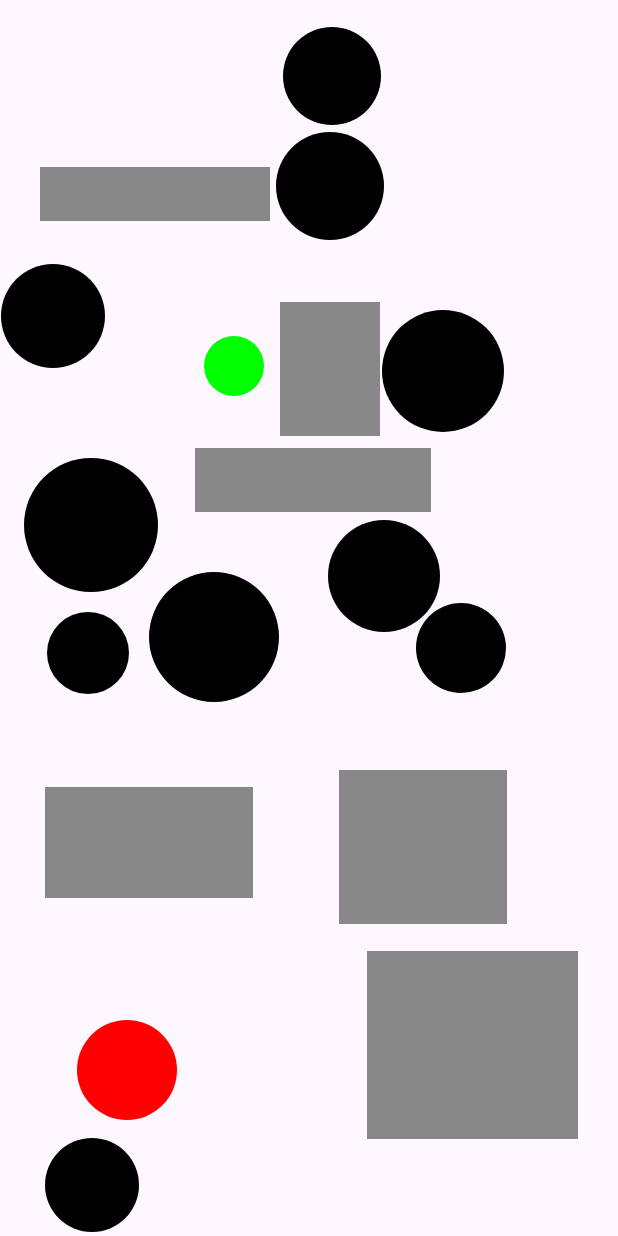
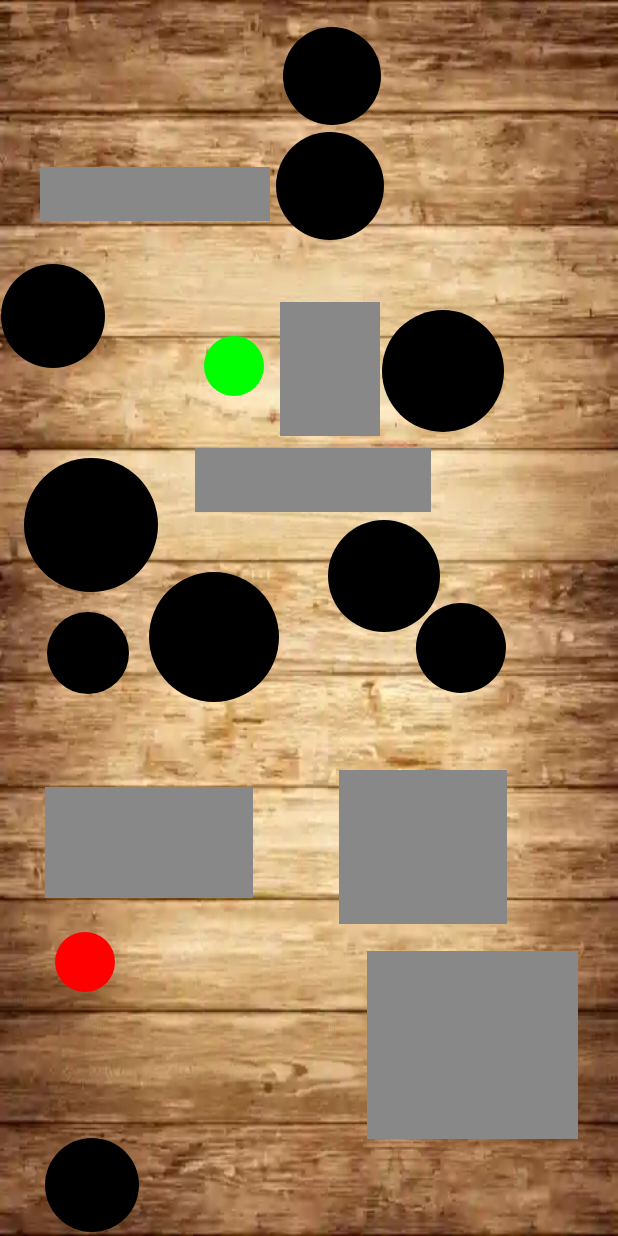
Before and after one commit to ivanjocc/Labyrinth_Mobile-2-Java, an Android app: the GameActivity screen opened directly, with no data from a screen before it, on a phone screen of 412 x 824 dp. Run offline under Robolectric (Android 15) with nearby library versions, the phone set to English and light mode, and no system bars.

Commit message:
add background

```diff
--- a/app/src/main/java/com/example/labyrinthe/GameView.java
+++ b/app/src/main/java/com/example/labyrinthe/GameView.java
@@ -15,6 +15,9 @@ import android.view.MotionEvent;
 import android.view.View;
 import android.view.WindowManager;
 import android.widget.Toast;
+import android.graphics.drawable.Drawable;
+
+import androidx.core.content.ContextCompat;
 
 import java.util.Random;
 
@@ -24,7 +27,7 @@ public class GameView extends View implements SensorEventListener {
     private float ax = 0, ay = 0;
     private int screenWidth, screenHeight;
     private Random random = new Random();
-
+    private Drawable background;
     private Goal goal;
     private Labyrinth labyrinth;
     private Ball ball;
@@ -34,6 +37,9 @@ public class GameView extends View implements SensorEventListener {
         setupScreenDimensions();
         initGameComponents();
         setupAccelerometer(context);
+
+        background = ContextCompat.getDrawable(context, R.drawable.game_background);
+        setBackground(background);
     }
 
     private void setupScreenDimensions() {
@@ -47,7 +53,7 @@ public class GameView extends View implements SensorEventListener {
 
     private void initGameComponents() {
         labyrinth = new Labyrinth(screenWidth, screenHeight);
-        ball = labyrinth.createBall(50);
+        ball = labyrinth.createBall(30);
     }
 
 
@@ -96,7 +102,7 @@ public class GameView extends View implements SensorEventListener {
     }
 
     private void handleCollision() {
-        Toast.makeText(getContext(), "Collision with wall!", Toast.LENGTH_SHORT).show();
+//        Toast.makeText(getContext(), "Collision with wall!", Toast.LENGTH_SHORT).show();
     }
 
     @Override
--- a/app/src/main/res/layout/activity_main.xml
+++ b/app/src/main/res/layout/activity_main.xml
@@ -4,6 +4,7 @@
     xmlns:tools="http://schemas.android.com/tools"
     android:layout_width="match_parent"
     android:layout_height="match_parent"
+    android:background="@drawable/game_background"
     tools:context=".MainActivity">
 
     <Button
@@ -11,6 +12,7 @@
         android:layout_width="wrap_content"
         android:layout_height="wrap_content"
         android:text="Start Game"
+        android:textSize="30sp"
         android:layout_centerInParent="true" />
 
 </android.widget.RelativeLayout>
--- a/app/src/main/res/values/colors.xml
+++ b/app/src/main/res/values/colors.xml
@@ -2,4 +2,5 @@
 <resources>
     <color name="black">#FF000000</color>
     <color name="white">#FFFFFFFF</color>
+    <color name="hole_color">#CCCCCC</color>
 </resources>
```
Also changed, not shown: app/src/main/res/drawable/game_background.webp (added).
